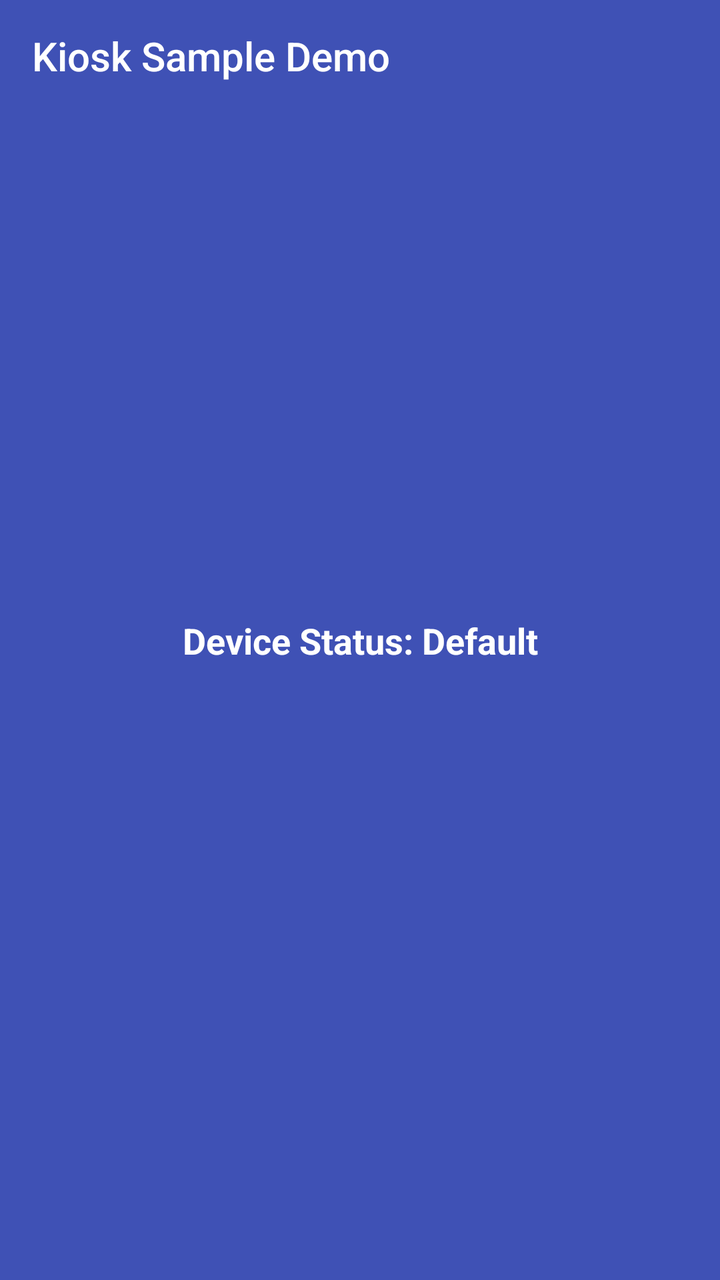
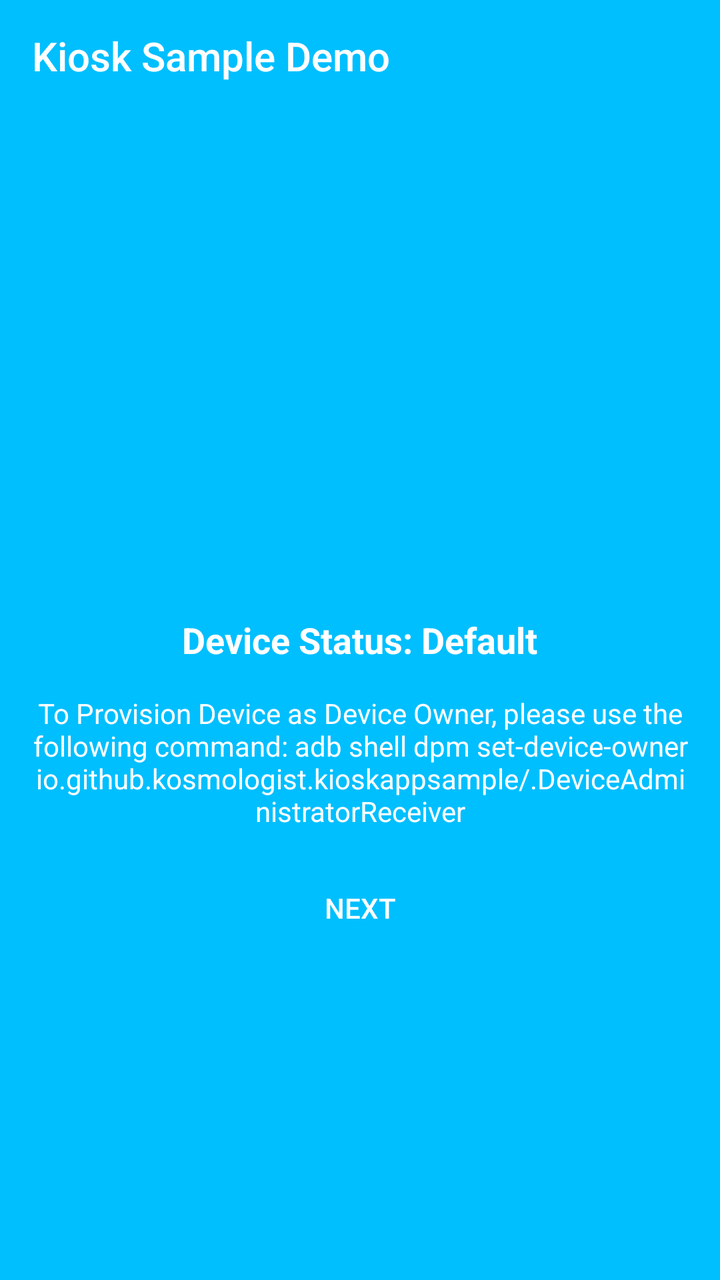

Two renders of the same Android screen: before a commit and after it. Below are the layout's source before the change and the commit's diff.
<!-- AndroidManifest.xml: application theme AppTheme -->
<!-- res/layout/activity_main.xml -->
<?xml version="1.0" encoding="utf-8"?>
<android.support.constraint.ConstraintLayout xmlns:android="http://schemas.android.com/apk/res/android"
    xmlns:app="http://schemas.android.com/apk/res-auto"
    xmlns:tools="http://schemas.android.com/tools"
    android:layout_width="match_parent"
    android:layout_height="match_parent"
    android:background="@color/colorPrimary"
    tools:context=".MainActivity">

    <include layout="@layout/toolbar"></include>

    <TextView
        android:id="@+id/tvStatus"
        android:textColor="@color/white"
        android:textStyle="bold"
        android:textSize="18sp"
        android:layout_width="wrap_content"
        android:layout_height="wrap_content"
        android:text="Device Status: Default"
        app:layout_constraintBottom_toBottomOf="parent"
        app:layout_constraintLeft_toLeftOf="parent"
        app:layout_constraintRight_toRightOf="parent"
        app:layout_constraintTop_toTopOf="parent" />

</android.support.constraint.ConstraintLayout>
<!-- res/layout/toolbar.xml (included above) -->
<?xml version="1.0" encoding="utf-8"?>
<merge xmlns:android="http://schemas.android.com/apk/res/android"
    xmlns:app="http://schemas.android.com/apk/res-auto"
    android:layout_width="match_parent"
    android:layout_height="wrap_content">

    <android.support.v7.widget.Toolbar
        android:id="@+id/toolbar"
        android:layout_width="match_parent"
        android:layout_height="?attr/actionBarSize"
        android:fitsSystemWindows="true"
        android:background="?attr/colorPrimary"
        app:theme="@style/ThemeOverlay.AppCompat.Dark.ActionBar"
        app:title="Kiosk Sample Demo"
        app:titleTextColor="@color/white"
        app:popupTheme="@style/ThemeOverlay.AppCompat.Light">

    </android.support.v7.widget.Toolbar>

</merge>
<!-- resources referenced by this layout -->
<resources>
  <color name="colorPrimary">#3F51B5</color>
  <color name="white">#ffffff</color>
  <style name="AppTheme" parent="Theme.AppCompat.Light.NoActionBar">
          
          <item name="colorPrimary">@color/colorPrimary</item>
          <item name="colorPrimaryDark">@color/colorPrimaryDark</item>
          <item name="colorAccent">@color/colorAccent</item>
      </style>
  <color name="colorPrimaryDark">#303F9F</color>
  <color name="colorAccent">#FF4081</color>
</resources>

<!-- the commit's change to res/layout/activity_main.xml (unified diff, before → after) -->
@@ -1,5 +1,5 @@
 <?xml version="1.0" encoding="utf-8"?>
-<android.support.constraint.ConstraintLayout xmlns:android="http://schemas.android.com/apk/res/android"
+<RelativeLayout xmlns:android="http://schemas.android.com/apk/res/android"
     xmlns:app="http://schemas.android.com/apk/res-auto"
     xmlns:tools="http://schemas.android.com/tools"
     android:layout_width="match_parent"
@@ -14,15 +14,34 @@
         android:textColor="@color/white"
         android:textStyle="bold"
         android:textSize="18sp"
+        android:layout_centerInParent="true"
         android:layout_width="wrap_content"
         android:layout_height="wrap_content"
-        android:text="Device Status: Default"
-        app:layout_constraintBottom_toBottomOf="parent"
-        app:layout_constraintLeft_toLeftOf="parent"
-        app:layout_constraintRight_toRightOf="parent"
-        app:layout_constraintTop_toTopOf="parent" />
+        android:text="Device Status: Default" />
 
-</android.support.constraint.ConstraintLayout>
+    <TextView
+        android:id="@+id/tvInstructions"
+        android:gravity="center"
+        android:padding="15dp"
+        android:textColor="@color/white"
+        android:layout_centerHorizontal="true"
+        android:layout_width="wrap_content"
+        android:layout_height="wrap_content"
+        android:layout_below="@+id/tvStatus"
+        android:text="@string/device_owner_setup"/>
+
+    <Button
+        android:id="@+id/btnNext"
+        android:layout_width="wrap_content"
+        android:layout_height="wrap_content"
+        android:text="Next"
+        android:textColor="@color/white"
+        android:layout_below="@+id/tvInstructions"
+        android:layout_centerHorizontal="true"
+        android:background="?android:selectableItemBackground"/>
+
+
+</RelativeLayout>
 <!-- res/layout/toolbar.xml (included above) -->
 <?xml version="1.0" encoding="utf-8"?>
 <merge xmlns:android="http://schemas.android.com/apk/res/android"
<!-- resource entries referenced after the edit -->
@@ -1,14 +1,15 @@
 <!-- resources referenced by this layout -->
 <resources>
-  <color name="colorPrimary">#3F51B5</color>
+  <color name="colorPrimary">#00bfff</color>
   <color name="white">#ffffff</color>
+  <string name="device_owner_setup">To Provision Device as Device Owner, please use the following command: adb shell dpm set-device-owner io.github.kosmologist.kioskappsample/.DeviceAdministratorReceiver</string>
   <style name="AppTheme" parent="Theme.AppCompat.Light.NoActionBar">
           
           <item name="colorPrimary">@color/colorPrimary</item>
           <item name="colorPrimaryDark">@color/colorPrimaryDark</item>
           <item name="colorAccent">@color/colorAccent</item>
       </style>
-  <color name="colorPrimaryDark">#303F9F</color>
+  <color name="colorPrimaryDark">#00bfff</color>
   <color name="colorAccent">#FF4081</color>
 </resources>
 
